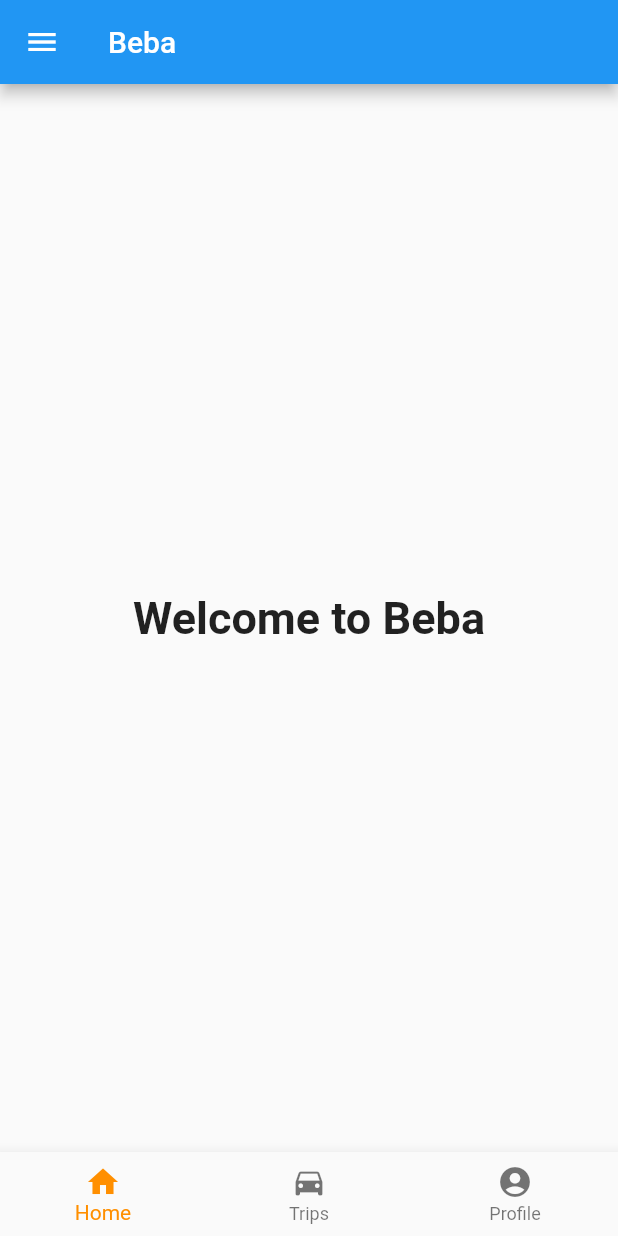
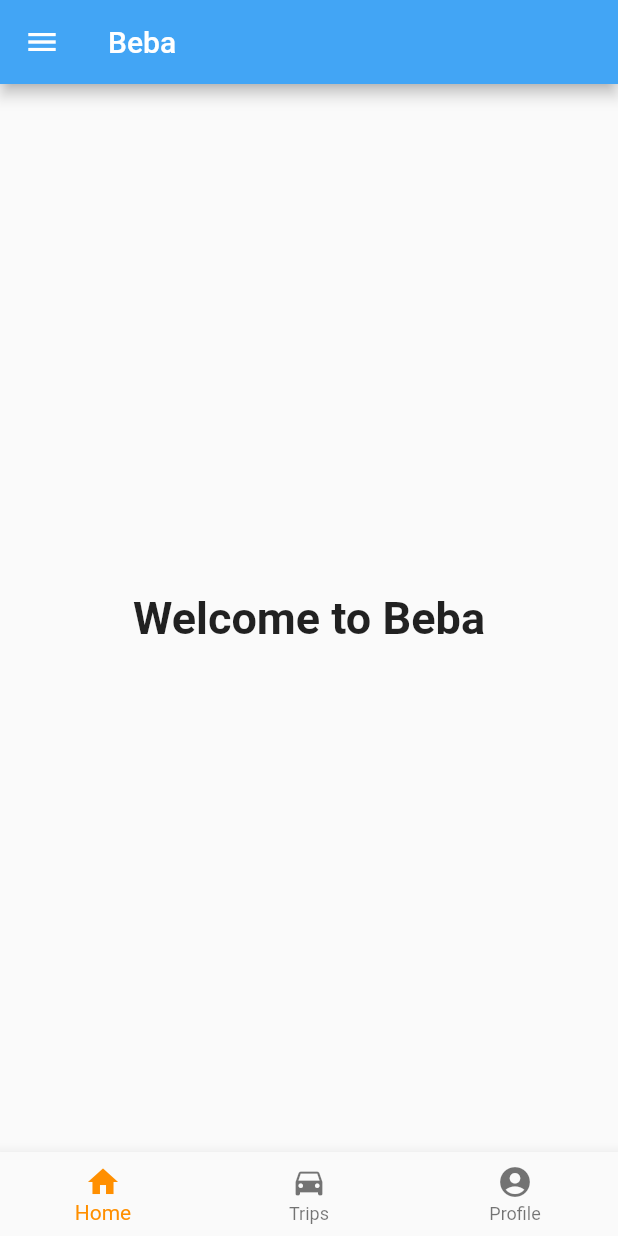
Before and after one commit to jeffubayi/Beba, a Flutter app: the screen it shows after launch, on a phone screen of 412 x 824 dp. Run offline on Flutter 3.47's test engine with Material 2 defaults, Android fonts, the light colour scheme and no system bars.

Commit message:
Drawer - Add a Divider widget to separate the List in sidenav

```diff
--- a/lib/main.dart
+++ b/lib/main.dart
@@ -5,7 +5,7 @@ void main() => runApp(MyApp());
 
 /// This Widget is the main application widget.
 class MyApp extends StatelessWidget {
-  static const String _title = 'Jdroid';
+  static const String _title = 'Beba - Hitch a Ride';
 
   @override
   Widget build(BuildContext context) {
@@ -53,6 +53,7 @@ class _MyStatefulWidgetState extends State<MyStatefulWidget> {
     return Scaffold(
       appBar: AppBar(
         title: const Text('Beba'),
+        backgroundColor:Colors.blue[400]
       ),
       body: Center(
         child: _widgetOptions.elementAt(_selectedIndex),
@@ -71,7 +72,8 @@ class _MyStatefulWidgetState extends State<MyStatefulWidget> {
               ),
             ),
             ListTile(
-              title: Text('Find Ride'),
+              leading: Icon(Icons.drive_eta),
+              title: Text('Find a Ride'),
               onTap: () {
                 // Update the state of the app
                 // ...
@@ -80,19 +82,23 @@ class _MyStatefulWidgetState extends State<MyStatefulWidget> {
               },
             ),
             ListTile(
-              title: Text('Offer Ride'),
+              leading: Icon(Icons.drive_eta),
+              title: Text('Offer a Ride'),
               onTap: () {
                 Navigator.pop(context);
               },
             ),
             ListTile(
-              title: Text('About'),
+              leading: Icon(Icons.info_outline),
+              title: Text('About Us'),
               onTap: () {
                 Navigator.pop(context);
               },
             ),
+            Divider(color: Colors.blueGrey[900],thickness:1),
             ListTile(
-              title: Text("Login"),
+              leading: Icon(Icons.login_rounded),
+              title: Text("Sign Up"),
               onTap: () {
                 Navigator.pop(context);
               },
```
